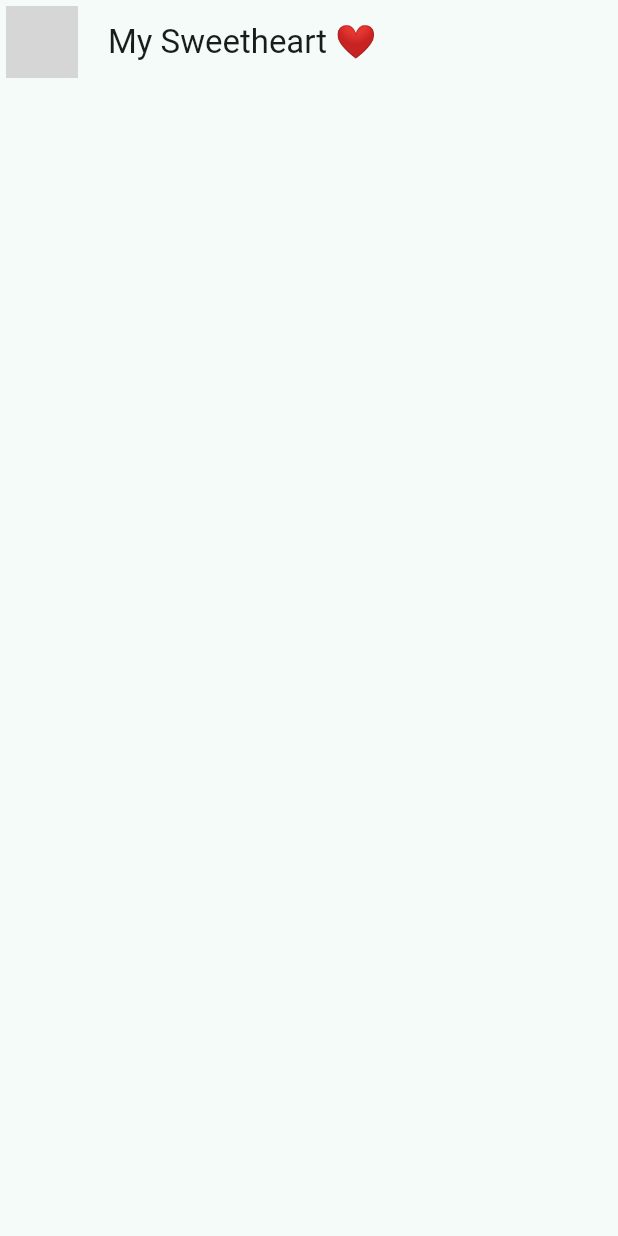
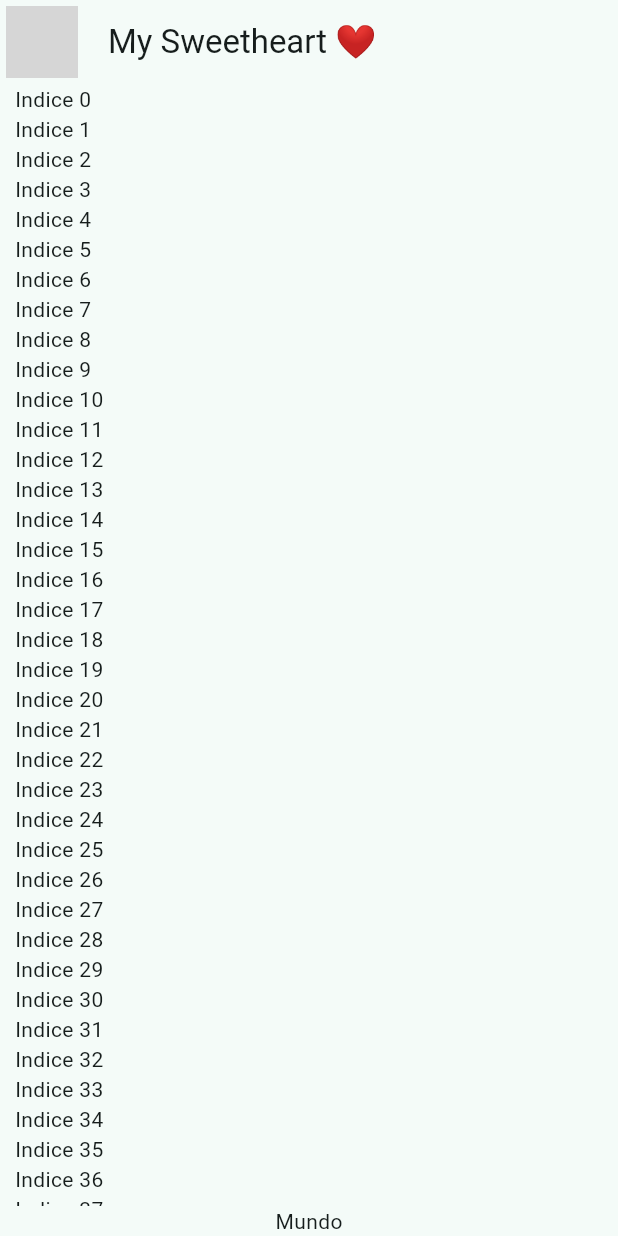
Before and after one commit to luisprmat/flutter-yes-or-not, a Flutter app: the screen it shows after launch, on a phone screen of 412 x 824 dp. Run offline on Flutter 3.47's test engine with Material 3 defaults, Android fonts, the phone set to English and light mode, and no system bars; network calls fail; grey boxes are pictures that could not be loaded.

```diff
--- a/lib/presentation/chat/chat_screen.dart
+++ b/lib/presentation/chat/chat_screen.dart
@@ -15,6 +15,31 @@ class ChatScreen extends StatelessWidget {
         ),
         title: Text('My Sweetheart ❤️'),
       ),
+      body: _ChatView(),
     );
   }
 }
+
+class _ChatView extends StatelessWidget {
+  @override
+  Widget build(BuildContext context) {
+    return SafeArea(
+      child: Padding(
+        padding: EdgeInsets.symmetric(horizontal: 10),
+        child: Column(
+          children: [
+            Expanded(
+              child: ListView.builder(
+                itemCount: 50,
+                itemBuilder: (context, index) {
+                  return Text('Indice $index');
+                },
+              ),
+            ),
+            Text('Mundo'),
+          ],
+        ),
+      ),
+    );
+  }
+}
```
